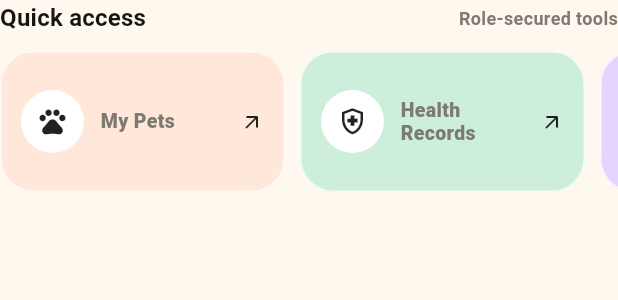
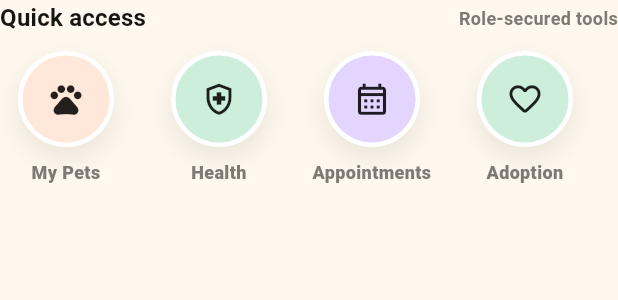
Before and after one commit to Unzela-Waseem/petcare, a Flutter app: the _QuickAccessStrip widget shown alone on an empty page, opened directly with empty values, on a phone screen of 412 x 824 dp. Shown: the top 300 px of the screen. Run offline on Flutter 3.47's test engine with Material 3 defaults, Android fonts, the phone set to English and light mode, and no system bars; our stand-ins replace cloud_firestore, file_picker, firebase_auth, firebase_core, firebase_messaging, firebase_storage and 6 more; accounts and stored records are empty; Roboto replaces fonts that are missing (Arial).

Commit message:
style: refine quick actions and navigation contrast

```diff
--- a/lib/presentation/screens/shared/dashboard_screen.dart
+++ b/lib/presentation/screens/shared/dashboard_screen.dart
@@ -390,53 +390,50 @@ class _QuickAccessStrip extends StatelessWidget {
         ),
         const SizedBox(height: 10),
         SizedBox(
-          height: 94,
+          height: 104,
           child: ListView.separated(
             scrollDirection: Axis.horizontal,
             itemCount: actions.length,
-            separatorBuilder: (_, _) => const SizedBox(width: 10),
+            separatorBuilder: (_, _) => const SizedBox(width: 14),
             itemBuilder: (context, index) {
               final feature = actions[index];
-              return InkWell(
+              return SizedBox(
+                width: 88,
+                child: Column(
+                  children: [
+                    InkWell(
                       onTap: () => onOpen(feature),
-                borderRadius: BorderRadius.circular(22),
+                      customBorder: const CircleBorder(),
                       child: Ink(
-                  width: 190,
-                  padding: const EdgeInsets.all(13),
+                        width: 64,
+                        height: 64,
                         decoration: BoxDecoration(
                           color: feature.color,
-                    borderRadius: BorderRadius.circular(22),
-                    border: Border.all(
-                      color: Colors.white.withValues(alpha: .8),
+                          shape: BoxShape.circle,
+                          border: Border.all(color: Colors.white, width: 3),
+                          boxShadow: const [
+                            BoxShadow(
+                              color: Color(0x16000000),
+                              blurRadius: 16,
+                              offset: Offset(0, 7),
+                            ),
+                          ],
+                        ),
+                        child: Icon(feature.icon, size: 25),
                       ),
                     ),
-                  child: Row(
-                    children: [
-                      Container(
-                        width: 42,
-                        height: 42,
-                        decoration: const BoxDecoration(
-                          color: AppColors.surface,
-                          shape: BoxShape.circle,
-                        ),
-                        child: Icon(feature.icon, size: 21),
-                      ),
-                      const SizedBox(width: 11),
-                      Expanded(
-                        child: Text(
-                          feature.title,
-                          maxLines: 2,
+                    const SizedBox(height: 8),
+                    Text(
+                      _shortLabel(feature.title),
+                      maxLines: 1,
                       overflow: TextOverflow.ellipsis,
+                      textAlign: TextAlign.center,
                       style: const TextStyle(
-                            fontSize: 13,
-                            height: 1.15,
+                        fontSize: 12,
                         fontWeight: FontWeight.w800,
                       ),
                     ),
-                      ),
-                      const Icon(Icons.arrow_outward_rounded, size: 16),
                   ],
-                  ),
                 ),
               );
             },
@@ -445,6 +442,18 @@ class _QuickAccessStrip extends StatelessWidget {
       ],
     );
   }
+
+  String _shortLabel(String title) => switch (title) {
+    "Today's Appointments" => 'Today',
+    'Health Records' => 'Health',
+    'Medical Records' => 'Records',
+    'Assigned Pets' => 'Patients',
+    'Pet Listings' => 'Listings',
+    'Adoption Requests' => 'Requests',
+    'Volunteer Requests' => 'Volunteer',
+    'Success Stories' => 'Stories',
+    _ => title,
+  };
 }
 
 class _HeroCard extends StatelessWidget {
```
Also changed, not shown: lib/presentation/screens/shared/role_home_shell.dart (+25 -11 lines). Lines whose indentation alone changed are shown as unchanged.
